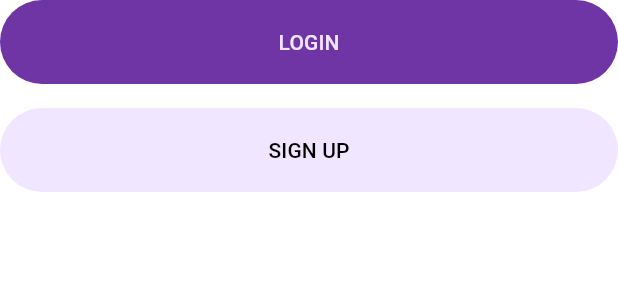
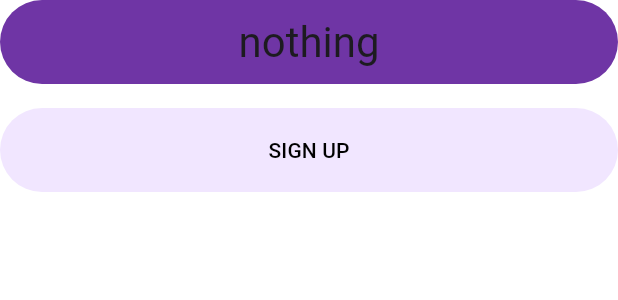
Before and after one commit to Alfraganus/remindMeMobile, a Flutter app: the LoginAndSignupBtn widget shown alone on an empty page, opened directly, on a phone screen of 412 x 824 dp. Shown: the top 300 px of the screen. Run offline on Flutter 3.47's test engine with Material 3 defaults, Android fonts, the phone set to English and light mode, and no system bars; our stand-ins replace auto_route, bloc, flutter_bloc, flutter_svg, shared_preferences; accounts and stored records are empty.

Commit message:
state management n login is ready

```diff
--- a/remindme/lib/Test.dart
+++ b/remindme/lib/Test.dart
@@ -1,5 +1,3 @@
-import 'dart:convert';
-
 import 'package:auto_route/auto_route.dart';
 import 'package:flutter/cupertino.dart';
 import 'package:flutter/material.dart';
@@ -21,6 +19,7 @@ class Test extends StatelessWidget {
           ElevatedButton(onPressed:() async{
             final SharedPreferences prefs = await SharedPreferences.getInstance();
             await prefs.setBool('logged_in', false);
+            context.router.pushNamed('/login');
           },
               child: Text('click to log out',style: TextStyle(color: Colors.white),)
           )
--- a/remindme/lib/bloc/test_cubit.dart
+++ b/remindme/lib/bloc/test_cubit.dart
@@ -4,7 +4,10 @@ import 'package:meta/meta.dart';
 part 'test_state.dart';
 
 class TestCubit extends Cubit<TestInitial> {
-  TestCubit() : super(TestInitial(authState: 'pending'));
+  TestCubit() : super(TestInitial(authState: 'nothing'));
+
+  void authIsPending() =>
+      emit(TestInitial(authState: state.authState = 'pending'));
 
   void authIsSuccessfull() =>
       emit(TestInitial(authState: state.authState = 'success'));
--- a/remindme/lib/login/Screens/Welcome/components/login_signup_btn.dart
+++ b/remindme/lib/login/Screens/Welcome/components/login_signup_btn.dart
@@ -1,4 +1,6 @@
 import 'package:flutter/material.dart';
+import 'package:flutter_bloc/flutter_bloc.dart';
+import 'package:remindme/bloc/test_cubit.dart';
 /// Normal Route
 import '../../../constants.dart';
 import '../../Login/login_screen.dart';
@@ -26,15 +28,27 @@ class LoginAndSignupBtn extends StatelessWidget {
                 ),
               );
             },
-            child: Text(
+            child:BlocBuilder<TestCubit, TestInitial>(
+              builder: (context, state) {
+                return Text(
+                  state.authState.toString(),
+                  style: Theme
+                      .of(context)
+                      .textTheme
+                      .headline4,
+                );
+              },
+            ),
+          /*  Text(
               "Login".toUpperCase(),style: TextStyle(color:kPrimaryLightColor),
-            ),
+            ),*/
           ),
         ),
         const SizedBox(height: 16),
         ElevatedButton(
           onPressed: () {
-            Navigator.push(
+            // BlocProvider.of<TestCubit>(context).authIsSuccessfull();
+             Navigator.push(
               context,
               MaterialPageRoute(
                 builder: (context) {
--- a/remindme/lib/routes/app_router.dart
+++ b/remindme/lib/routes/app_router.dart
@@ -8,7 +8,7 @@ class AppRouter extends $AppRouter {
   List<AutoRoute> get routes => [
     /// Initial Route
     AutoRoute(path: '/alfraganusa', page:  Test.page),
-    AutoRoute(path: '/alfra', page:  Test.page, initial: true,guards: [AuthGuard()]),
+    AutoRoute(path: '/', page:  Test.page, initial: true,guards: [AuthGuard()]),
     AutoRoute(path: '/login', page:  WelcomeRoute.page)
   ];
 }
```
Also changed, not shown: remindme/lib/bloc/auth_state_bloc.dart (deleted, +0 -38 lines), remindme/lib/login/Screens/Login/components/login_form.dart (+17 -4 lines), remindme/lib/routes/guard/AuthGuard.dart (+10 -1 lines), remindme/lib/routes/app_router.gr.dart.
